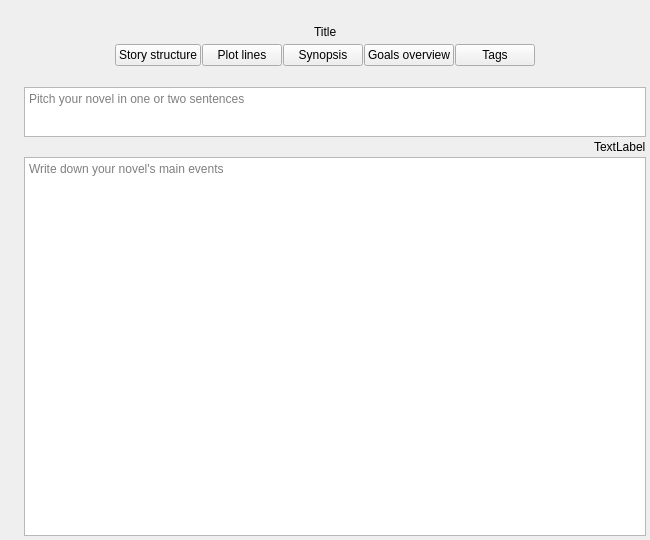
Qt form ui/novel_view.ui (zkovari/plotlyst) before a commit.
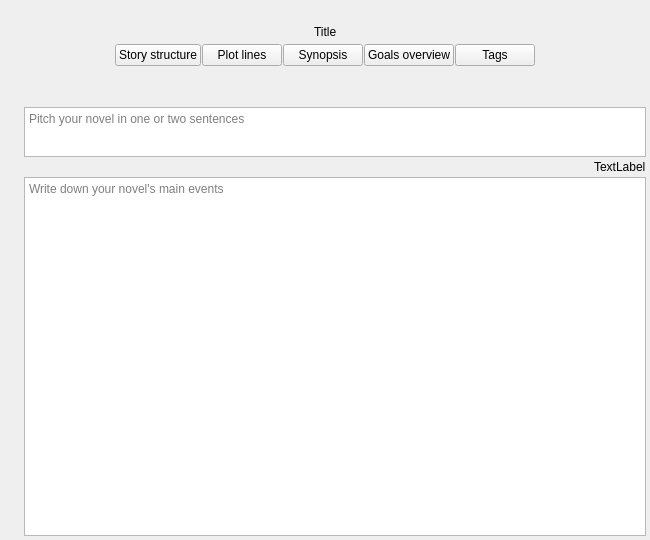
The same form after that commit. Custom widgets are drawn as their Qt base class.

Commit message: Replace layout usages with hbox and vbox, closes #153

The edit to the form file:
```diff
--- a/ui/novel_view.ui
+++ b/ui/novel_view.ui
@@ -321,6 +321,19 @@
      </item>
     </layout>
    </item>
+   <item>
+    <spacer name="horizontalSpacer_5">
+     <property name="orientation">
+      <enum>Qt::Horizontal</enum>
+     </property>
+     <property name="sizeHint" stdset="0">
+      <size>
+       <width>40</width>
+       <height>20</height>
+      </size>
+     </property>
+    </spacer>
+   </item>
    <item>
     <widget class="QStackedWidget" name="stackedWidget">
      <property name="currentIndex">
```
The commit also changes 6 other files.
